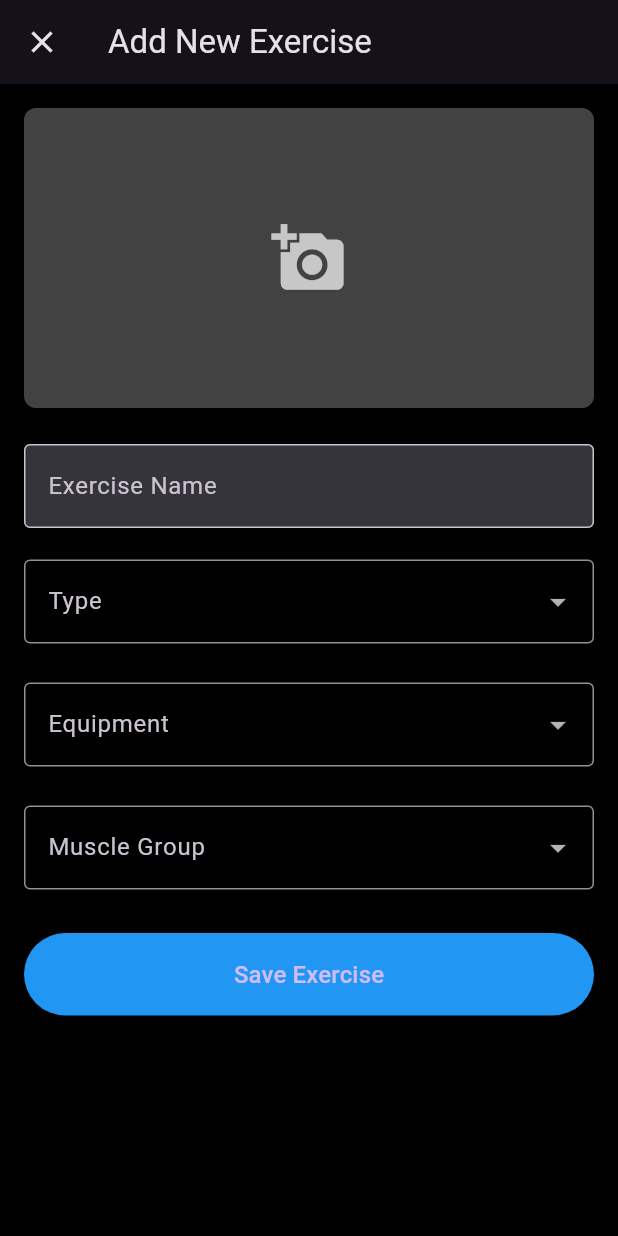
After one commit to RealTeemo/FitMe, a Flutter app: the screen it shows after launch, item 2 of the bottom bar chosen, after a tap on the "add" icon, on a phone screen of 412 x 824 dp. The commit adds this screen. Run offline on Flutter 3.47's test engine with Material 3 defaults, Android fonts, the light colour scheme and no system bars; our stand-ins replace image_picker, percent_indicator, shared_preferences.

Commit message:
updated filtering and displaying pre built data for exercise

```diff
--- a/lib/features/data/data_sources/exercise_data.dart
+++ b/lib/features/data/data_sources/exercise_data.dart
@@ -9,7 +9,14 @@ import '../models/exercise_model.dart';
 /// - Muscle groups
 /// - Methods for filtering and searching exercises
 final List<Exercise> exercises = [
-  Exercise(id: "1", name: "Push-Ups", category: "Bodyweight", equipment: "None", muscleGroup: "Chest", image: "assets/pushups.png"),
+  Exercise(
+    id: "1",
+    name: "Push-Ups",
+    category: "Strength",
+    equipment: "Body Weight",
+    muscleGroup: "Chest",
+    image: "assets/pushups.png"
+  ),
   Exercise(id: "2", name: "Squats", category: "Strength", equipment: "None", muscleGroup: "Legs", image: "assets/squats.png"),
   Exercise(id: "3", name: "Deadlifts", category: "Strength", equipment: "Barbell", muscleGroup: "Back", image: "assets/deadlifts.png"),
   Exercise(id: "4", name: "Planks", category: "Bodyweight", equipment: "None", muscleGroup: "Core", image: "assets/planks.png"),
--- /dev/null
+++ b/lib/pages/exercise/screens/add_exercise_screen.dart
@@ -0,0 +1,122 @@
+import 'package:flutter/material.dart';
+import 'package:provider/provider.dart';
+import 'package:work_out_app/features/data/models/exercise_model.dart';
+import 'package:work_out_app/providers/exercise_provider.dart';
+import 'package:work_out_app/pages/exercise/widgets/custom_form_field.dart';
+
+class AddExerciseScreen extends StatefulWidget {
+  @override
+  _AddExerciseScreenState createState() => _AddExerciseScreenState();
+}
+
+class _AddExerciseScreenState extends State<AddExerciseScreen> {
+  final _formKey = GlobalKey<FormState>();
+  String name = '';
+  String category = 'Strength';
+  String equipment = 'None';
+  String muscleGroup = 'Chest';
+
+  // Predefined options for dropdowns
+  final List<String> categories = ['Strength', 'Cardio', 'Flexibility', 'Bodyweight'];
+  final List<String> equipmentOptions = ['None', 'Dumbbells', 'Barbell', 'Kettlebell', 'Resistance Bands'];
+  final List<String> muscleGroups = ['Chest', 'Back', 'Legs', 'Shoulders', 'Arms', 'Core'];
+
+  String? selectedCategory;
+  String? selectedEquipment;
+  String? selectedMuscleGroup;
+
+  @override
+  Widget build(BuildContext context) {
+    return Scaffold(
+      appBar: AppBar(
+        title: Text('Add New Exercise'),
+        leading: IconButton(
+          icon: Icon(Icons.close),
+          onPressed: () => Navigator.pop(context),
+        ),
+      ),
+      body: SingleChildScrollView(
+        padding: EdgeInsets.all(16.0),
+        child: Form(
+          key: _formKey,
+          child: Column(
+            crossAxisAlignment: CrossAxisAlignment.stretch,
+            children: [
+              // Image placeholder
+              Container(
+                height: 200,
+                decoration: BoxDecoration(
+                  color: Colors.grey[800],
+                  borderRadius: BorderRadius.circular(8),
+                ),
+                child: Icon(Icons.add_a_photo, size: 50, color: Colors.white70),
+              ),
+              SizedBox(height: 24),
+
+              // Exercise name field
+              TextFormField(
+                decoration: InputDecoration(
+                  labelText: 'Exercise Name',
+                  border: OutlineInputBorder(),
+                  filled: true,
+                ),
+                validator: (value) {
+                  if (value == null || value.isEmpty) {
+                    return 'Please enter an exercise name';
+                  }
+                  return null;
+                },
+                onSaved: (value) => name = value ?? '',
+              ),
+              SizedBox(height: 16),
+
+              // Category dropdown
+
+              // Equipment dropdown
+
+              // Muscle group dropdown
+              CustomDropdownField(label: "Type", options: ["Strength", "Cardio", "Stretching"], selectedValue: selectedCategory, onChanged: (value) => setState(() => selectedCategory = value)),
+              SizedBox(height: 16),
+              CustomDropdownField(label: "Equipment", options: ["Body Weight", "Dumbbell", "Barbell", "Machine"], selectedValue: selectedEquipment, onChanged: (value) => setState(() => selectedEquipment = value)),
+              SizedBox(height: 16),
+              CustomDropdownField(label: "Muscle Group", options: ["Chest", "Back", "Legs", "Arms", "Core", "Shoulders","Abs"], selectedValue: selectedMuscleGroup, onChanged: (value) => setState(() => selectedMuscleGroup = value)),
+              SizedBox(height: 24),
+              // Save button
+              ElevatedButton(
+                style: ElevatedButton.styleFrom(
+                  padding: EdgeInsets.symmetric(vertical: 16),
+                  backgroundColor: Colors.blue,
+                ),
+                onPressed: _saveExercise,
+                child: Text(
+                  'Save Exercise',
+                  style: TextStyle(fontSize: 16),
+                ),
+              ),
+            ],
+          ),
+        ),
+      ),
+    );
+  }
+
+  void _saveExercise() {
+    if (_formKey.currentState!.validate()) {
+      _formKey.currentState!.save();
+
+      final exercise = Exercise(
+        id: DateTime.now().toString(), // Generate a unique ID
+        name: name,
+        category: category,
+        equipment: equipment,
+        muscleGroup: muscleGroup,
+        image: 'assets/placeholder.png', // Default image path
+      );
+
+      // Add the exercise using the provider
+      Provider.of<ExerciseProvider>(context, listen: false).addExercise(exercise);
+
+      Navigator.pop(context);
+    }
+  }
+}
--- a/lib/pages/exercise/screens/exercise.dart
+++ b/lib/pages/exercise/screens/exercise.dart
@@ -1,7 +1,7 @@
 import 'package:flutter/material.dart';
 import 'package:work_out_app/features/data/models/exercise_model.dart';
+import 'package:work_out_app/pages/exercise/screens/add_exercise_screen.dart';
 import 'package:work_out_app/pages/exercise/widgets/filter_buttons.dart';
-import 'package:work_out_app/features/data/data_sources/exercise_data.dart';
 import 'package:work_out_app/pages/exercise/widgets/add_exercise_dialog.dart';
 import 'package:work_out_app/providers/exercise_provider.dart';
 import 'package:work_out_app/pages/exercise/widgets/exercise_list.dart';
@@ -18,7 +18,7 @@ class _ExerciseScreenState extends State<ExerciseScreen> {
   String? selectedMuscle;
   String searchQuery = '';
 
-  List<Exercise> userExercises = [...exercises]; // Stores default + user-added exercises
+
 
   void _openAddExerciseDialog() {
     showDialog(
@@ -35,15 +35,33 @@ class _ExerciseScreenState extends State<ExerciseScreen> {
   @override
 
   Widget build(BuildContext context) {
-
     final exerciseProvider = Provider.of<ExerciseProvider>(context);
     List<Exercise> filteredExercises = exerciseProvider.exercises.where((exercise) {
-      return (selectedCategory == null || exercise.category == selectedCategory) &&
-             (selectedEquipment == null || exercise.equipment == selectedEquipment) &&
-             (selectedMuscle == null || exercise.muscleGroup == selectedMuscle) &&
-             (searchQuery.isEmpty || exercise.name.toLowerCase().contains(searchQuery.toLowerCase()));
+      // Check if exercise matches all selected filters
+      if (selectedCategory != null &&
+          exercise.category != selectedCategory) {
+        return false;
+      }
+
+      if (selectedEquipment != null &&
+          exercise.equipment != selectedEquipment) {
+        return false;
+      }
+
+      if (selectedMuscle != null &&
+          exercise.muscleGroup != selectedMuscle) {
+        return false;
+      }
+
+      if (searchQuery.isNotEmpty &&
+          !exercise.name.toLowerCase().contains(searchQuery.toLowerCase())) {
+        return false;
+      }
+
+      return true;
     }).toList();
 
+    // Pass the filtered exercises to ExerciseList
     return Scaffold(
       body: Column(
         children: [
@@ -51,6 +69,7 @@ class _ExerciseScreenState extends State<ExerciseScreen> {
             padding: const EdgeInsets.all(10.0),
             child: Row(
               children: [
+                //search bar
                 Expanded(
                   flex: 90,
                   child: TextField(
@@ -62,17 +81,18 @@ class _ExerciseScreenState extends State<ExerciseScreen> {
                       ),
                     ),
                     onChanged: (value) {
-                      setState(() => searchQuery = value);
+                      setState(() => searchQuery = value.trim());
                     },
                   ),
                 ),
                 const SizedBox(width: 10),
+                //add exercise button
                 Expanded(
                   flex: 10,
                   child: SizedBox(
                     height: 56,
                     child: ElevatedButton(
-                      onPressed: _openAddExerciseDialog,
+                      onPressed: () => Navigator.push(context, MaterialPageRoute(builder: (context) => AddExerciseScreen())),
                       style: ElevatedButton.styleFrom(
                         padding: EdgeInsets.zero,
                         shape: RoundedRectangleBorder(
@@ -96,7 +116,9 @@ class _ExerciseScreenState extends State<ExerciseScreen> {
                     icon: Icons.category,
                     options: ['Strength','Cardio','Stretching'],
                     selectedValue: selectedCategory,
-                    onChanged: (value) => setState(() => selectedCategory = value),
+                    onChanged: (value){
+                      setState(() => selectedCategory = value);
+                    }
                   ),
                 ),
                 const SizedBox(width: 10),
@@ -123,6 +145,7 @@ class _ExerciseScreenState extends State<ExerciseScreen> {
             ),
           ),
           const SizedBox(height: 10),
+          //exercise list
           Expanded(child: ExerciseList(filteredExercises: filteredExercises)),
         ],
       ),
--- a/lib/pages/exercise/widgets/exercise_list.dart
+++ b/lib/pages/exercise/widgets/exercise_list.dart
@@ -1,6 +1,7 @@
 import 'package:flutter/material.dart';
 import 'package:work_out_app/pages/exercise/screens/exercise_detail_screen.dart';
 import 'package:work_out_app/features/data/models/exercise_model.dart';
+import 'package:work_out_app/features/data/data_sources/exercise_data.dart';
 import 'dart:io';
 import 'package:provider/provider.dart';
 import 'package:work_out_app/providers/exercise_provider.dart';
@@ -17,15 +18,21 @@ class ExerciseList extends StatelessWidget {
 
   @override
   Widget build(BuildContext context) {
-    // Show message when no exercises match the filters
+    final exerciseProvider = Provider.of<ExerciseProvider>(context);
+
+    // Initialize exercises if the list is empty
+    if (exerciseProvider.exercises.isEmpty) {
+      exerciseProvider.initializeExercises(exercises);
+    }
+
+    // Use the filtered exercises directly
     return filteredExercises.isEmpty
         ? const Center(
             child: Text(
-              'No exercises match your filters',
+              'No exercises matches your filters',
               style: TextStyle(color: Colors.grey, fontSize: 16),
             ),
           )
-        // Build scrollable list of exercise cards
         : ListView.builder(
             itemExtent: 80,
             itemCount: filteredExercises.length,
--- a/lib/providers/exercise_provider.dart
+++ b/lib/providers/exercise_provider.dart
@@ -3,6 +3,7 @@ import 'package:shared_preferences/shared_preferences.dart';
 import 'dart:convert';
 import '../features/data/models/exercise_model.dart';
 import '../features/data/data_sources/exercise_data.dart';
+import 'package:flutter/foundation.dart';
 
 class ExerciseProvider with ChangeNotifier {
   List<Exercise> _exercises = [];
@@ -15,27 +16,69 @@ class ExerciseProvider with ChangeNotifier {
     loadExercises(); // Load any saved exercises
   }
 
+  // Future<void> loadExercises() async {
+  //   // try {
+  //   //   SharedPreferences prefs = await SharedPreferences.getInstance();
+  //   //   List<String>? storedExercises = prefs.getStringList('exercises');
+
+  //   //   if (storedExercises != null) {
+  //   //     final List<Exercise> loadedExercises = storedExercises
+  //   //         .map((e) => Exercise.fromJson(jsonDecode(e)))
+  //   //         .toList();
+  //   //     _exercises = [...exercises, ...loadedExercises]; // Combine default and saved exercises
+  //   //   }
+  //   //   notifyListeners();
+  //   // } catch (e) {
+  //   //   _exercises = [...exercises];
+  //   //   print('Error loading exercises: $e');
+  //   // }
+  //   SharedPreferences prefs = await SharedPreferences.getInstance();
+  //   List<String>? storedData = prefs.getStringList('exercises');
+
+  //   if (storedData != null) {
+  //     _exercises = storedData.map((e) => Exercise.fromJson(jsonDecode(e))).toList();
+  //   } else {
+  //     _exercises = [...exercises]; // ✅ Load prebuilt exercises if no saved exercises exist
+  //   }
+  //   notifyListeners();
+  // }
+
   Future<void> loadExercises() async {
-    try {
-      SharedPreferences prefs = await SharedPreferences.getInstance();
-      List<String>? storedExercises = prefs.getStringList('exercises');
+  SharedPreferences prefs = await SharedPreferences.getInstance();
+  List<String>? storedData = prefs.getStringList('exercises');
 
-      if (storedExercises != null) {
-        final List<Exercise> loadedExercises = storedExercises
-            .map((e) => Exercise.fromJson(jsonDecode(e)))
-            .toList();
-        _exercises = [...exercises, ...loadedExercises]; // Combine default and saved exercises
+  if (storedData != null) {
+    List<Exercise> savedExercises = storedData.map((e) => Exercise.fromJson(jsonDecode(e))).toList();
+
+    // ✅ Ensure prebuilt exercises are included if they are not in saved exercises
+    for (var exercise in exercises) {
+      if (!savedExercises.any((e) => e.id == exercise.id)) {
+        savedExercises.insert(0, exercise);
       }
+    }
+
+    _exercises = savedExercises;
+  } else {
+    _exercises = [...exercises]; // ✅ Load prebuilt exercises if no saved exercises exist
+  }
+
+  notifyListeners();
+}
+
+  void initializeExercises(List<Exercise> initialExercises) {
+    if (_exercises.isEmpty) {
+      _exercises = List.from(initialExercises);
       notifyListeners();
-    } catch (e) {
-      _exercises = [...exercises];
-      print('Error loading exercises: $e');
     }
   }
 
-  void addExercise(Exercise newExercise) {
-    _exercises.add(newExercise);
-    saveExercises();
+  void addExercise(Exercise exercise) {
+    _exercises.add(exercise);
+    notifyListeners();
+  }
+
+  void removeExercise(Exercise exercise) {
+    _exercises.remove(exercise);
     notifyListeners();
   }
 
```
Also changed, not shown: 3 other files.
